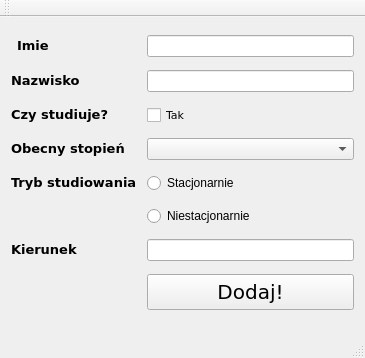
First picture: the form in Katalog_JIPP_Project/NewStudent_Form.ui, repository xpawelek/AcademicRecordsManager, before the edit.
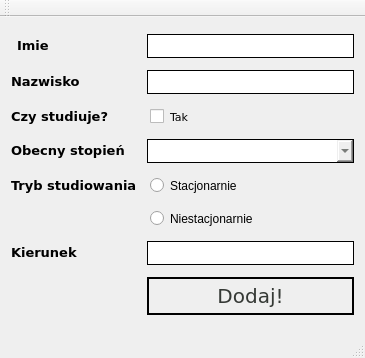
Second picture: the form after the edit.

Diff of the .ui file:
```diff
--- a/Katalog_JIPP_Project/NewStudent_Form.ui
+++ b/Katalog_JIPP_Project/NewStudent_Form.ui
@@ -54,6 +54,9 @@
         <verstretch>0</verstretch>
        </sizepolicy>
       </property>
+      <property name="styleSheet">
+       <string notr="true">color: #353935; border: 0.5px solid; padding: 3</string>
+      </property>
      </widget>
     </item>
     <item row="1" column="0">
@@ -86,6 +89,9 @@
         <verstretch>0</verstretch>
        </sizepolicy>
       </property>
+      <property name="styleSheet">
+       <string notr="true">color: #353935; border: 0.5px solid; padding: 3</string>
+      </property>
      </widget>
     </item>
     <item row="2" column="0">
@@ -125,6 +131,9 @@
         <pointsize>8</pointsize>
        </font>
       </property>
+      <property name="styleSheet">
+       <string notr="true">background: none; padding: 3</string>
+      </property>
       <property name="text">
        <string>Tak</string>
       </property>
@@ -161,6 +170,9 @@
         <verstretch>0</verstretch>
        </sizepolicy>
       </property>
+      <property name="styleSheet">
+       <string notr="true">color: #353935; border: 0.5px solid; padding: 3</string>
+      </property>
      </widget>
     </item>
     <item row="4" column="0">
@@ -194,6 +206,9 @@
         <verstretch>0</verstretch>
        </sizepolicy>
       </property>
+      <property name="styleSheet">
+       <string notr="true">background: none; padding: 3</string>
+      </property>
       <property name="text">
        <string>Stacjonarnie</string>
       </property>
@@ -207,6 +222,9 @@
         <verstretch>0</verstretch>
        </sizepolicy>
       </property>
+      <property name="styleSheet">
+       <string notr="true">background: none; padding: 3</string>
+      </property>
       <property name="text">
        <string>Niestacjonarnie</string>
       </property>
@@ -242,6 +260,9 @@
         <verstretch>0</verstretch>
        </sizepolicy>
       </property>
+      <property name="styleSheet">
+       <string notr="true">color: #353935; border:0.5px solid; padding: 3</string>
+      </property>
      </widget>
     </item>
     <item row="7" column="1">
@@ -260,7 +281,7 @@
        </font>
       </property>
       <property name="styleSheet">
-       <string notr="true">padding:5; font-family: verdana</string>
+       <string notr="true">padding:5; font-family: verdana; color: #353935; border: 2px solid</string>
       </property>
       <property name="text">
        <string>Dodaj!</string>
```
